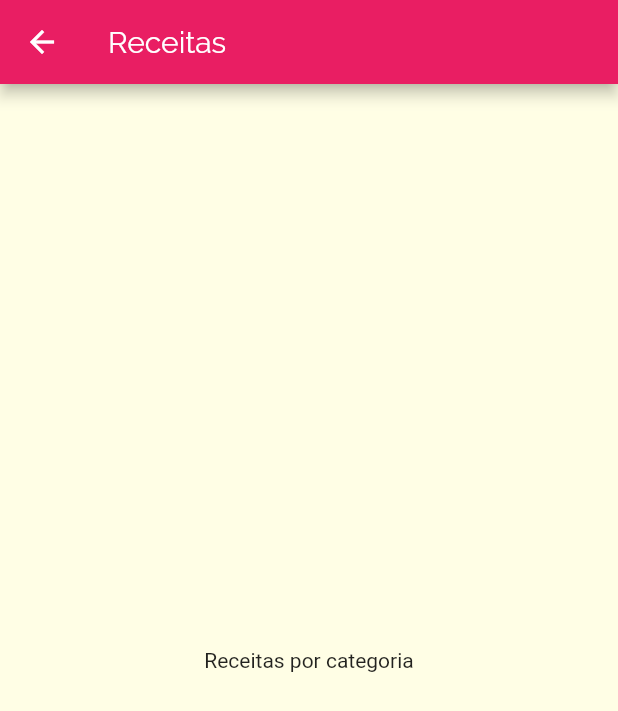
After one commit to victor-souza-vieira/Meals, a Flutter app: the screen it shows after launch, after a tap on "Italiano", on a phone screen of 412 x 824 dp. The commit adds this screen. Shown: the top 711 px of the screen. Run offline on Flutter 3.47's test engine with Material 2 defaults, Android fonts, the phone set to English and light mode, and no system bars.

```diff
--- a/lib/components/category_item.dart
+++ b/lib/components/category_item.dart
@@ -1,15 +1,30 @@
 import 'package:flutter/material.dart';
 
 import '../models/category.dart';
+import '../screens/categories_meals_screen.dart';
 
 class CategoryItem extends StatelessWidget {
   final Category category;
 
   CategoryItem(this.category);
 
+  void _selectCategory(BuildContext context) {
+    Navigator.of(context).push(
+      MaterialPageRoute(
+        builder: (_) {
+          return CategoriesMealsScreen();
+        },
+      ),
+    );
+  }
+
   @override
   Widget build(BuildContext context) {
-    return Container(
+    return InkWell(
+      onTap: () => _selectCategory(context),
+      splashColor: Theme.of(context).primaryColor,
+      borderRadius: BorderRadius.circular(15),
+      child: Container(
         child: Text(
           category.title,
           style: Theme.of(context).textTheme.headline6,
@@ -26,6 +41,7 @@
             end: Alignment.bottomRight,
           ),
         ),
+      ),
     );
   }
 }
--- /dev/null
+++ b/lib/screens/categories_meals_screen.dart
@@ -0,0 +1,15 @@
+import 'package:flutter/material.dart';
+
+class CategoriesMealsScreen extends StatelessWidget {
+  @override
+  Widget build(BuildContext context) {
+    return Scaffold(
+      appBar: AppBar(
+        title: Text("Receitas"),
+      ),
+      body: Center(
+        child: Text("Receitas por categoria"),
+      ),
+    );
+  }
+}
```
Lines whose indentation alone changed are shown as unchanged.
